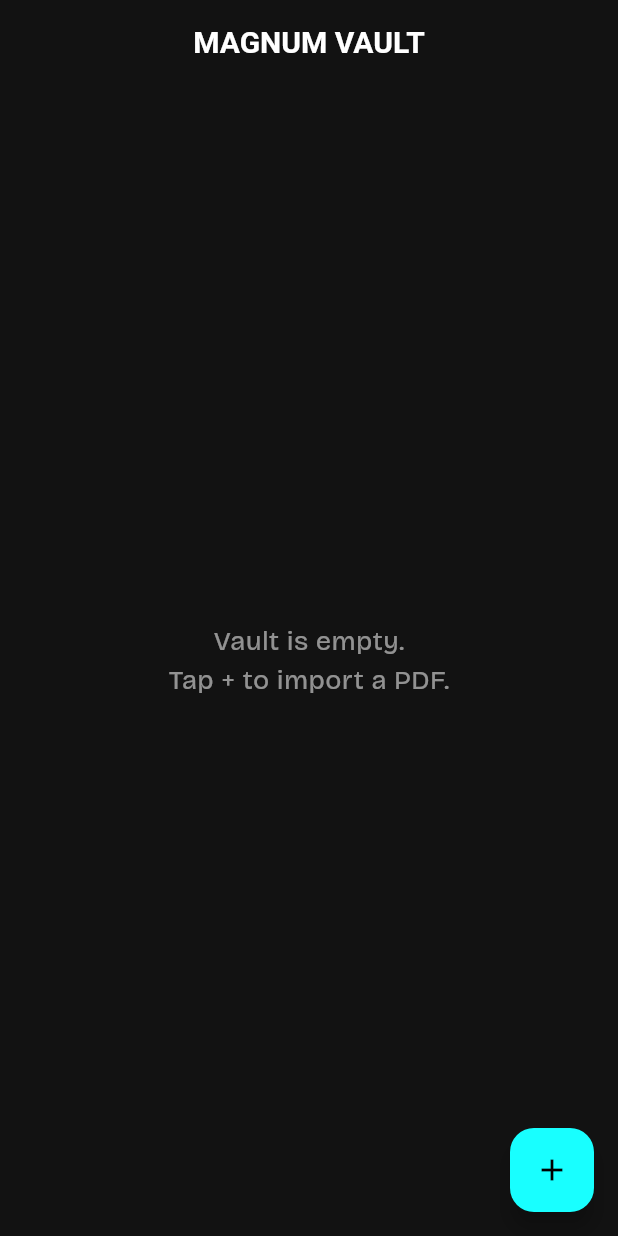
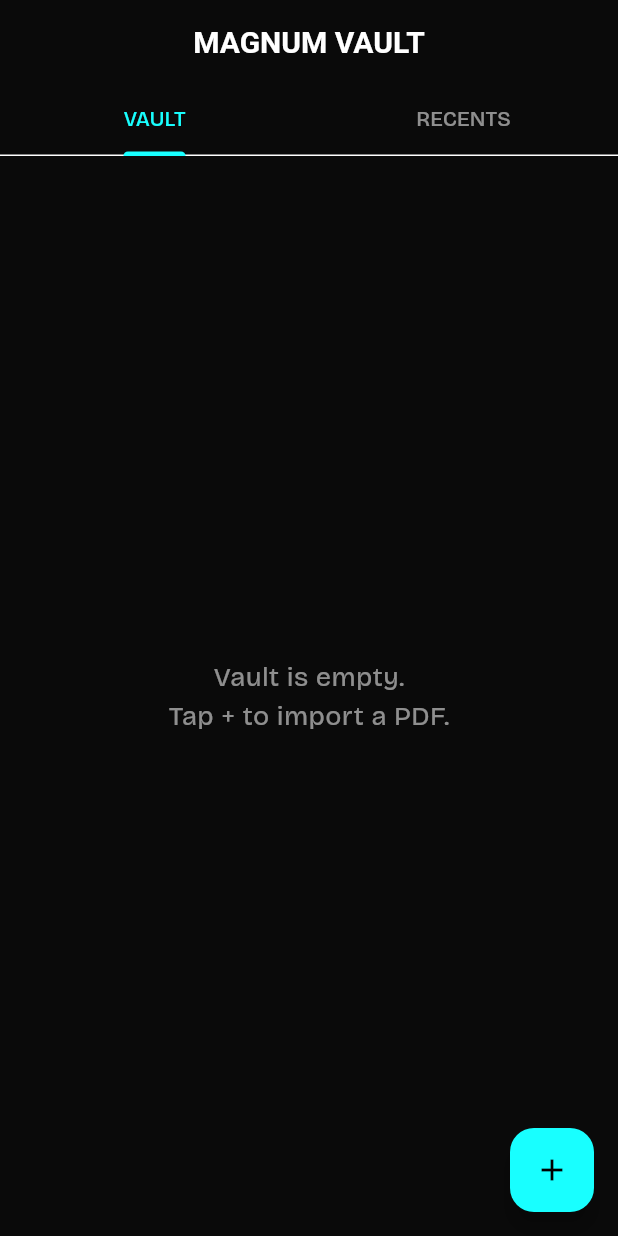
Before and after one commit to TreyKys/Magnum-Opus, a Flutter app: the screen it shows after launch, on a phone screen of 412 x 824 dp. Run offline on Flutter 3.47's test engine with Material 3 defaults, Android fonts, the phone set to English and light mode, and no system bars; our stand-ins replace file_picker, flutter_riverpod, google_fonts, sqflite; missing offline and left inert: syncfusion_flutter_pdf, syncfusion_flutter_pdfviewer; accounts and stored records are empty.

Commit message:
refactor: Magnum Opus Zero-Base Rewrite
- Completely overwrite UI with premium Obsidian Dark Theme (`#0A0A0A`, `#1A1A1A` cards).
- Overhaul Vault Dashboard with `DefaultTabController` splitting logic into "Vault" and "Recents".
- Re-factor ListTile design to be flat, using glowing neon cyan document icons.
- Finalize fix for 109-pixel overflow using `Expanded` and `TextOverflow.ellipsis` for card titles.
- Fix string parsing for file sizes and page numbers to prevent unparsed interpolations.
- Complete PDF Transition rewrite adding `LoadingTransitionScreen` with floating animated icon over 1.5s delay.
- Revamp `PdfViewerScreen` disabling heavy sync/scroll heads, enabling continuous scroll, adding an aesthetic bottom pill tracking page numbering, and inserting AppBar controls for zoom/rotate.

Co-authored-by: TreyKys <214203803+TreyKys@users.noreply.github.com>

```diff
--- a/lib/core/theme/app_theme.dart
+++ b/lib/core/theme/app_theme.dart
@@ -2,9 +2,10 @@ import 'package:flutter/material.dart';
 import 'package:google_fonts/google_fonts.dart';
 
 class AppTheme {
-  static const Color background = Color(0xFF121212);
-  static const Color accent = Colors.cyanAccent;
-  static const Color surface = Color(0xFF1E1E1E);
+  static const Color background = Color(0xFF0A0A0A);
+  static const Color accentCyan = Colors.cyanAccent;
+  static const Color accentPurple = Colors.purpleAccent;
+  static const Color surface = Color(0xFF1A1A1A);
 
   static ThemeData get darkTheme {
     return ThemeData(
@@ -13,7 +14,7 @@ class AppTheme {
       primaryColor: background,
       colorScheme: const ColorScheme.dark(
         primary: background,
-        secondary: accent,
+        secondary: accentCyan,
         surface: surface,
       ),
       appBarTheme: const AppBarTheme(
@@ -28,7 +29,7 @@ class AppTheme {
         ),
       ),
       floatingActionButtonTheme: const FloatingActionButtonThemeData(
-        backgroundColor: accent,
+        backgroundColor: accentCyan,
         foregroundColor: Colors.black,
       ),
       cardTheme: CardThemeData(
@@ -37,6 +38,11 @@ class AppTheme {
         shape: RoundedRectangleBorder(
           borderRadius: BorderRadius.circular(12),
         ),
+      ),
+      tabBarTheme: const TabBarThemeData(
+        labelColor: accentCyan,
+        unselectedLabelColor: Colors.white54,
+        indicatorColor: accentCyan,
       ),
       textTheme: GoogleFonts.bricolageGrotesqueTextTheme(
         ThemeData.dark().textTheme,
--- a/lib/features/vault/presentation/vault_screen.dart
+++ b/lib/features/vault/presentation/vault_screen.dart
@@ -10,19 +10,49 @@ class VaultScreen extends ConsumerWidget {
   Widget build(BuildContext context, WidgetRef ref) {
     final documents = ref.watch(vaultProvider);
 
-    return Scaffold(
+    // Sort documents for recents (already sorted by last_accessed DESC in db, but let's be sure)
+    final recentDocuments = List.of(documents)..sort((a, b) => b.lastAccessed.compareTo(a.lastAccessed));
+
+    return DefaultTabController(
+      length: 2,
+      child: Scaffold(
         appBar: AppBar(
           title: const Text('MAGNUM VAULT'),
+          bottom: const TabBar(
+            tabs: [
+              Tab(text: 'VAULT'),
+              Tab(text: 'RECENTS'),
+            ],
           ),
-      body: documents.isEmpty
-          ? const Center(
+        ),
+        body: TabBarView(
+          children: [
+            _buildDocumentList(context, ref, documents),
+            _buildDocumentList(context, ref, recentDocuments),
+          ],
+        ),
+        floatingActionButton: FloatingActionButton(
+          onPressed: () {
+            ref.read(vaultProvider.notifier).ingestPdf();
+          },
+          child: const Icon(Icons.add),
+        ),
+      ),
+    );
+  }
+
+  Widget _buildDocumentList(BuildContext context, WidgetRef ref, List documents) {
+    if (documents.isEmpty) {
+      return const Center(
         child: Text(
           'Vault is empty.\nTap + to import a PDF.',
           textAlign: TextAlign.center,
           style: TextStyle(fontSize: 18, color: Colors.white54),
         ),
-            )
-          : ListView.builder(
+      );
+    }
+
+    return ListView.builder(
       padding: const EdgeInsets.all(16),
       itemCount: documents.length,
       itemBuilder: (context, index) {
@@ -31,11 +61,11 @@ class VaultScreen extends ConsumerWidget {
           padding: const EdgeInsets.only(bottom: 12.0),
           child: Card(
             child: ListTile(
-                      contentPadding: const EdgeInsets.symmetric(horizontal: 16, vertical: 8),
+              contentPadding: const EdgeInsets.symmetric(horizontal: 16, vertical: 12),
               leading: const Icon(
                 Icons.description_outlined,
                 color: Colors.cyanAccent,
-                        size: 32,
+                size: 36,
               ),
               title: Row(
                 children: [
@@ -50,7 +80,7 @@ class VaultScreen extends ConsumerWidget {
                 ],
               ),
               subtitle: Padding(
-                        padding: const EdgeInsets.only(top: 6.0),
+                padding: const EdgeInsets.only(top: 8.0),
                 child: Row(
                   children: [
                     Expanded(
@@ -85,13 +115,6 @@ class VaultScreen extends ConsumerWidget {
           ),
         );
       },
-            ),
-      floatingActionButton: FloatingActionButton(
-        onPressed: () {
-          ref.read(vaultProvider.notifier).ingestPdf();
-        },
-        child: const Icon(Icons.add),
-      ),
     );
   }
 }
```
Also changed, not shown: lib/features/vault/presentation/pdf_loading_screen.dart (+10 -11 lines), lib/features/vault/presentation/pdf_viewer_screen.dart (+14 -17 lines). Lines whose indentation alone changed are shown as unchanged.
